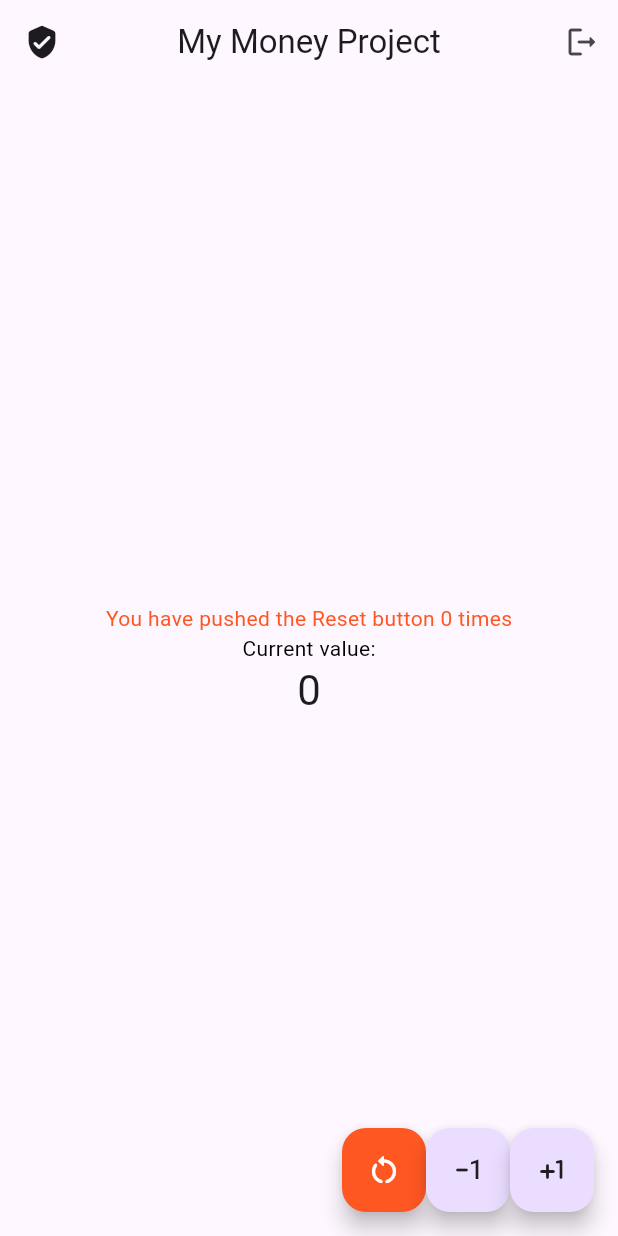
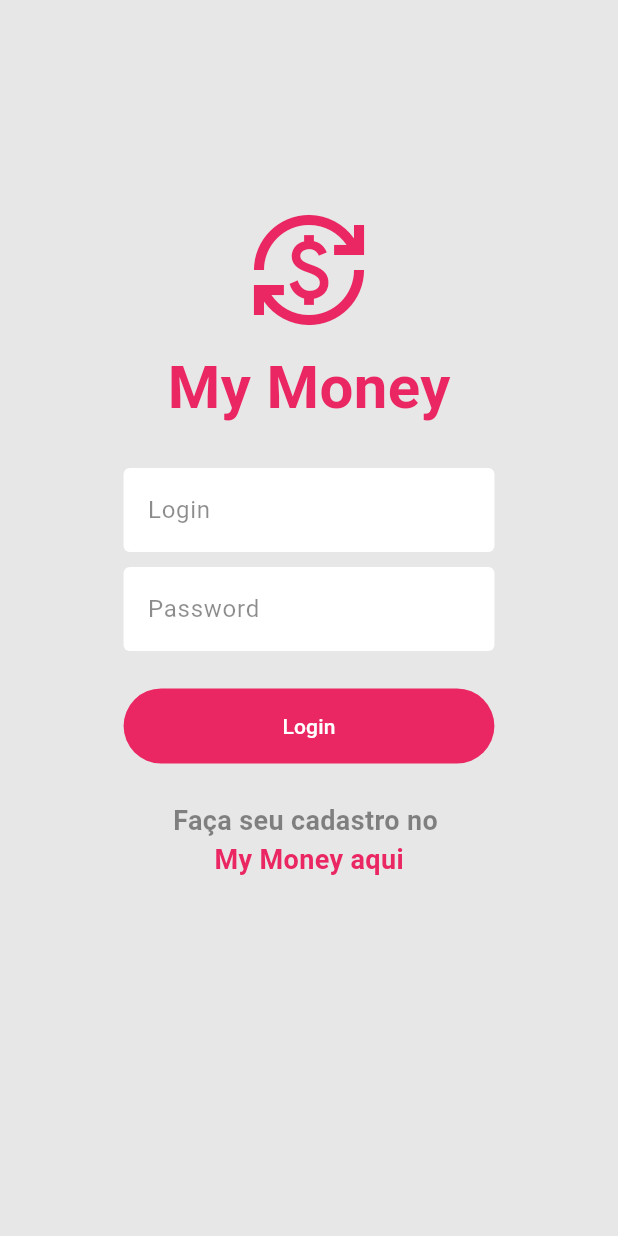
Before and after one commit to RadiHaz/my_money, a Flutter app: the screen it shows after launch, on a phone screen of 412 x 824 dp. Run offline on Flutter 3.47's test engine with Material 2 defaults, Android fonts, the phone set to English and light mode, and no system bars.

Commit message:
feat: added styles + tweaks

```diff
--- a/lib/main.dart
+++ b/lib/main.dart
@@ -1,5 +1,7 @@
 import 'package:flutter/material.dart';
-import 'package:my_money/src/home/page/home_page.dart';
+import 'package:my_money/src/modules/initial/page/initial_page.dart';
+import 'package:my_money/src/modules/login/page/login_page.dart';
+import 'package:my_money/src/router/app_router.dart';
 
 void main() {
   runApp(const App());
@@ -8,17 +10,20 @@ void main() {
 class App extends StatelessWidget {
   const App({super.key});
 
-  // This widget is the root of your application.
   @override
   Widget build(BuildContext context) {
     return MaterialApp(
-      debugShowCheckedModeBanner: false,
-      title: 'Flutter Demo',
+      title: 'My Money',
       theme: ThemeData(
-        colorScheme: ColorScheme.fromSeed(seedColor: Colors.deepPurple),
+        primarySwatch: Colors.green,
         useMaterial3: true,
       ),
-      home: const HomePage(title: 'My Money Project'),
+      home: const InitialPage(),
+      debugShowCheckedModeBanner: false,
+      darkTheme: ThemeData.dark(),
+      routes: {
+        AppRouter.login: (context) => const LoginPage(),
+      },
     );
   }
 }
--- a/lib/src/home/page/home_page.dart
+++ /dev/null
@@ -1,129 +0,0 @@
-import 'package:flutter/material.dart';
-
-class HomePage extends StatefulWidget {
-  const HomePage({super.key, required this.title});
-
-  // This widget is the home page of your application. It is stateful, meaning
-  // that it has a State object (defined below) that contains fields that affect
-  // how it looks.
-
-  // This class is the configuration for the state. It holds the values (in this
-  // case the title) provided by the parent (in this case the App widget) and
-  // used by the build method of the State. Fields in a Widget subclass are
-  // always marked "final".
-
-  final String title;
-
-  @override
-  State<HomePage> createState() => _HomePageState();
-}
-
-class _HomePageState extends State<HomePage> {
-  int _counter = 0;
-  int _counterResetTaps = 0;
-
-  void _incrementCounter() {
-    setState(() {
-      _counter++;
-    });
-  }
-
-  void _resetCounter() {
-    setState(() {
-      _counter = 0;
-    });
-    setState(() {
-      _counterResetTaps++;
-    });
-  }
-
-  void _decrementCounter() {
-    setState(() {
-      _counter--;
-    });
-  }
-
-  _matchColors(param) {
-    return BoxDecoration(
-      gradient: LinearGradient(
-          colors: param,
-          begin: Alignment.topLeft,
-          end: Alignment.bottomRight,
-          transform: const GradientRotation(3.14 / 6)),
-      shape: BoxShape.circle,
-    );
-  }
-
-  @override
-  Widget build(BuildContext context) {
-    const Icon(Icons.ice_skating);
-    return Scaffold(
-      appBar: AppBar(
-        // Theme.of(context).colorScheme.inversePrimary
-        backgroundColor: Colors.transparent,
-        title: Text(widget.title),
-        centerTitle: true,
-        leading: const Icon(Icons.verified_user_rounded),
-        actions: [
-          IconButton(onPressed: () {}, icon: const Icon(Icons.logout_rounded))
-        ],
-      ),
-      body: Center(
-        child: Column(
-          mainAxisAlignment: MainAxisAlignment.center,
-          children: <Widget>[
-            Text(
-              'You have pushed the Reset button $_counterResetTaps times',
-              style: const TextStyle(color: Colors.deepOrange),
-            ),
-            const Text(
-              'Current value:',
-              style: TextStyle(color: Colors.black),
-            ),
-            Text(
-              '$_counter',
-              style: Theme.of(context).textTheme.headlineMedium,
-            ),
-          ],
-        ),
-      ),
-      floatingActionButton: Wrap(
-        //will break to another line on overflow
-        direction: Axis.horizontal, //use vertical to show  on vertical axis
-        children: <Widget>[
-          FloatingActionButton(
-              onPressed: _resetCounter,
-              backgroundColor: Colors.deepOrange,
-              child: Container(
-                decoration: const BoxDecoration(
-                  color: Colors.transparent,
-                  shape: BoxShape.circle,
-                ),
-                child: const Icon(Icons.restart_alt_rounded, color: Colors.white,),
-              )),
-          FloatingActionButton(
-              onPressed: _decrementCounter,
-              backgroundColor: null,
-              child: Container(
-                decoration: const BoxDecoration(
-                  color: Colors.transparent,
-                  shape: BoxShape.circle,
-                ),
-                child: const Icon(Icons.exposure_minus_1_rounded, color: Colors.black87,),
-              )), // button third
-          FloatingActionButton(
-              onPressed: _incrementCounter,
-              backgroundColor: null,
-              child: Container(
-                decoration: const BoxDecoration(
-                  color: Colors.transparent,
-                  shape: BoxShape.circle,
-                ),
-                child: const Icon(Icons.plus_one_rounded,  color: Colors.black87,),
-              )),
-          // Add more buttons here
-        ],
-      ),
-    );
-  }
-}
--- /dev/null
+++ b/lib/src/modules/login/components/my_text_form_field.dart
@@ -0,0 +1,38 @@
+import 'package:flutter/material.dart';
+import '../../../shared/colors/app_colors.dart';
+
+class MyTextFormField extends StatelessWidget {
+  final String labelText;
+  final TextEditingController controller;
+  final bool focus;
+  final bool obscureText;
+
+  const MyTextFormField(
+      {super.key,
+      required this.labelText,
+      required this.controller,
+      this.focus = false,
+      this.obscureText = false});
+
+  @override
+  Widget build(BuildContext context) {
+    return TextFormField(
+      decoration: InputDecoration(
+          label: Text(labelText),
+          labelStyle: const TextStyle(color: AppColors.secondaryText),
+          fillColor: AppColors.inputBackground,
+          filled: true,
+          focusedBorder: const UnderlineInputBorder(
+              borderSide: BorderSide(color: AppColors.logo)),
+          enabledBorder: const OutlineInputBorder(
+              borderSide: BorderSide(color: AppColors.inputBorder))),
+      enabled: true,
+      style: const TextStyle(color: AppColors.mainText),
+      controller: controller,
+      textAlign: TextAlign.start,
+      autofocus: false,
+      keyboardType: TextInputType.text,
+      obscureText: obscureText,
+    );
+  }
+}
--- /dev/null
+++ b/lib/src/modules/login/components/register_link.dart
@@ -0,0 +1,31 @@
+import 'package:flutter/material.dart';
+import 'package:my_money/src/shared/colors/app_colors.dart';
+
+class RegisterLink extends StatelessWidget {
+  const RegisterLink({super.key});
+
+  @override
+  Widget build(BuildContext context) {
+    return const Wrap(
+      alignment: WrapAlignment.center,
+      children: [
+        Text(
+          'Faça seu cadastro no ',
+          style: TextStyle(
+            color: AppColors.secondaryText,
+            fontWeight: FontWeight.bold,
+            fontSize: 18,
+          ),
+        ),
+        Text(
+          'My Money aqui',
+          style: TextStyle(
+            color: AppColors.logo,
+            fontWeight: FontWeight.bold,
+            fontSize: 18,
+          ),
+        ),
+      ],
+    );
+  }
+}
--- /dev/null
+++ b/lib/src/modules/login/page/login_page.dart
@@ -0,0 +1,85 @@
+import 'package:flutter/material.dart';
+import 'package:my_money/src/modules/login/components/my_text_form_field.dart';
+import 'package:my_money/src/modules/login/components/register_link.dart';
+import 'package:my_money/src/shared/colors/app_colors.dart';
+import 'package:my_money/src/shared/components/app_button.dart';
+import 'package:my_money/src/shared/components/app_loading.dart';
+import 'package:my_money/src/shared/components/app_logo_title.dart';
+
+class LoginPage extends StatefulWidget {
+  const LoginPage({super.key});
+
+  @override
+  State<LoginPage> createState() => _LoginPageState();
+}
+
+class _LoginPageState extends State<LoginPage> {
+  final TextEditingController loginController = TextEditingController();
+  final TextEditingController passwordController = TextEditingController();
+
+  bool isLoading = true;
+
+  @override
+  void initState() {
+    super.initState();
+    Future.delayed(
+      const Duration(seconds: 1),
+    ).then((_) => setState(() {
+          isLoading = false;
+        }));
+  }
+
+  @override
+  Widget build(BuildContext context) {
+    //get screenWidth
+    double screenWidth = MediaQuery.of(context).size.width;
+    //resolve final width to make it dynamic based on screen size
+    // 0.8 = 80% of screen's width
+    bool isLargeScreen = screenWidth >= 720;
+    double resolvedWidth = isLargeScreen ? screenWidth * 0.6 : screenWidth * 0.7;
+    if(screenWidth > 720) {
+      resolvedWidth = screenWidth * 0.7;
+    } else {
+      resolvedWidth = screenWidth * 0.6;
+    }
+
+
+    return isLoading
+        ? const Center(child: AppLoading())
+        : Scaffold(
+            backgroundColor: AppColors.appPageBackground,
+            body: SingleChildScrollView(
+              child: SafeArea(
+                  child: Center (
+                child: Padding(
+                  padding: const EdgeInsets.only(
+                    top: 140,
+                  ),
+                  child: SizedBox(
+                    width: resolvedWidth,
+                    child: Column(
+                        mainAxisSize: MainAxisSize.max,
+                        crossAxisAlignment: CrossAxisAlignment.center,
+                        children: [
+                          const AppLogoTitle(
+                            title: 'My Money',
+                            iconSize: 80,
+                            titleSize: 40,
+                          ),
+                          MyTextFormField(labelText: 'Login', controller: loginController, focus: true),
+                          const SizedBox(height: 10),
+                          MyTextFormField(labelText: 'Password', controller: passwordController, obscureText: true,),
+                          Padding(
+                              padding:
+                                  const EdgeInsets.only(top: 25, bottom: 25),
+                              child: AppButton(action: () {}, label: "Login")),
+                          GestureDetector(
+                              onTap: () {}, child: const RegisterLink()),
+                        ]),
+                  ),
+                ),
+              )),
+            ),
+          );
+  }
+}
--- /dev/null
+++ b/lib/src/router/app_router.dart
@@ -0,0 +1,3 @@
+class AppRouter {
+  static const String login = '/login';
+}
--- /dev/null
+++ b/lib/src/shared/colors/app_colors.dart
@@ -0,0 +1,12 @@
+import 'package:flutter/material.dart';
+
+class AppColors {
+  static const Color initialPageBackground = Color(0xFFE7E7E7);
+  static const Color appPageBackground = Color(0xFFE7E7E7);
+  static const Color logo = Color(0xFFEA2762);
+  static const Color expense = Colors.redAccent;
+  static const Color mainText = Colors.black;
+  static const Color secondaryText = Colors.black45;
+  static const Color inputBackground = Colors.white;
+  static const Color inputBorder = Colors.white10;
+}
--- /dev/null
+++ b/lib/src/shared/components/app_button.dart
@@ -0,0 +1,58 @@
+import 'package:flutter/material.dart';
+
+import '../colors/app_colors.dart';
+
+class AppButton extends StatelessWidget {
+  final VoidCallback action;
+  final BuildContext? context;
+  final String label;
+  final double? paddingTop;
+  final double? paddingBottom;
+  final double? paddingLeft;
+  final double? paddingRigth;
+
+  final double? height;
+
+  const AppButton({
+    Key? key,
+    required this.action,
+    this.context,
+    required this.label,
+    this.paddingTop,
+    this.paddingBottom,
+    this.paddingLeft,
+    this.paddingRigth,
+    this.height,
+  }) : super(key: key);
+
+  @override
+  Widget build(BuildContext context) {
+    return Padding(
+      padding: EdgeInsets.only(
+        bottom: paddingBottom ?? 0,
+        top: paddingTop ?? 0,
+        left: paddingLeft ?? 0,
+        right: paddingRigth ?? 0,
+      ),
+      child: SizedBox(
+        width: double.infinity,
+        height: 50,
+        child: TextButton(
+          onPressed: action,
+          style: TextButton.styleFrom(
+            shape:
+                RoundedRectangleBorder(borderRadius: BorderRadius.circular(50)),
+            backgroundColor: AppColors.logo,
+            foregroundColor: AppColors.logo,
+            padding: const EdgeInsets.all(12),
+            surfaceTintColor: AppColors.logo,
+          ),
+          child: Text(label,
+              textAlign: TextAlign.center,
+              overflow: TextOverflow.clip,
+              style: const TextStyle(color: Colors.white)),
+        ),
+      ),
+    );
+  }
+}
--- /dev/null
+++ b/lib/src/shared/components/app_logo_title.dart
@@ -0,0 +1,40 @@
+import 'package:flutter/material.dart';
+import 'package:my_money/src/shared/colors/app_colors.dart';
+
+class AppLogoTitle extends StatelessWidget {
+  final String title;
+  final double? titleSize;
+  final double? iconSize;
+
+  const AppLogoTitle({
+    super.key,
+    required this.title,
+    this.titleSize,
+    this.iconSize,
+  });
+
+  @override
+  Widget build(BuildContext context) {
+    return Column(
+      children: [
+        Icon(
+          Icons.currency_exchange,
+          color: AppColors.logo,
+          size: iconSize ?? 100,
+        ),
+        Padding(
+            padding: const EdgeInsets.only(
+              top: 10,
+              bottom: 25,
+            ),
+            child: Text(
+              title,
+              style: TextStyle(
+                  color: AppColors.logo,
+                  fontSize: titleSize ?? 20,
+                  fontWeight: FontWeight.bold),
+            ))
+      ],
+    );
+  }
+}
--- /dev/null
+++ b/lib/src/shared/extensions/string_extension.dart
@@ -0,0 +1,5 @@
+extension StringExtension on String {
+  String onlyNumber() => replaceAll(RegExp(r'[^0-9]'), '');
+
+  String trimLeftZeros() => replaceAll(RegExp(r'^0+'), '');
+}
--- /dev/null
+++ b/lib/src/shared/metrics/app_metrics.dart
@@ -0,0 +1,3 @@
+class AppMetrics {
+  static const double barHeight = 50;
+}
--- a/pubspec.yaml
+++ b/pubspec.yaml
@@ -35,6 +35,9 @@ dependencies:
   # The following adds the Cupertino Icons font to your application.
   # Use with the CupertinoIcons class for iOS style icons.
   cupertino_icons: ^1.0.2
+  flutter_mobx: ^2.0.6+5
+  mobx: ^2.2.0
+  gradient_borders: ^1.0.0
 
 dev_dependencies:
   flutter_test:
```
Also changed, not shown: lib/src/modules/initial/page/initial_page.dart (added, +40 -0 lines), lib/src/shared/components/app_loading.dart (added, +20 -0 lines), lib/src/shared/helpers/input_mask.dart (added, +79 -0 lines), lib/src/shared/helpers/text_input_formatter.dart (added, +16 -0 lines), pubspec.lock, 1 other file.
